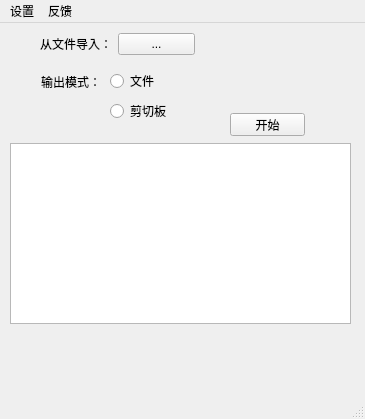
Qt form ui/word_note_generator0.2.ui (HuimingPan/WordsNote_Obsidian) before a commit.
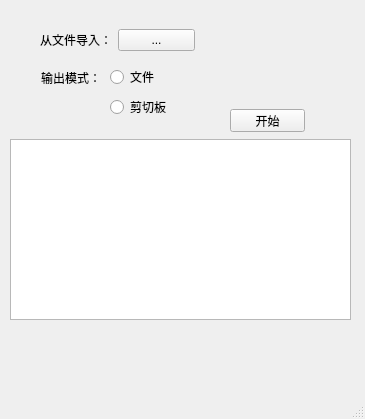
The same form after that commit.

Commit message: Version 0.2 interface and logic implementation

```diff
--- a/ui/word_note_generator0.2.ui
+++ b/ui/word_note_generator0.2.ui
@@ -18,7 +18,7 @@
     <property name="geometry">
      <rect>
       <x>10</x>
-      <y>120</y>
+      <y>139</y>
       <width>341</width>
       <height>181</height>
      </rect>
@@ -28,7 +28,7 @@
     <property name="geometry">
      <rect>
       <x>230</x>
-      <y>90</y>
+      <y>109</y>
       <width>75</width>
       <height>23</height>
      </rect>
@@ -41,7 +41,7 @@
     <property name="geometry">
      <rect>
       <x>110</x>
-      <y>50</y>
+      <y>69</y>
       <width>89</width>
       <height>16</height>
      </rect>
@@ -54,7 +54,7 @@
     <property name="geometry">
      <rect>
       <x>110</x>
-      <y>80</y>
+      <y>99</y>
       <width>89</width>
       <height>16</height>
      </rect>
@@ -63,44 +63,44 @@
      <string>剪切板</string>
     </property>
    </widget>
-   <widget class="QWidget" name="">
+   <widget class="QWidget" name="layoutWidget">
     <property name="geometry">
      <rect>
       <x>0</x>
-      <y>0</y>
+      <y>19</y>
       <width>2</width>
       <height>2</height>
      </rect>
     </property>
     <layout class="QGridLayout" name="gridLayout"/>
    </widget>
-   <widget class="QWidget" name="">
+   <widget class="QWidget" name="layoutWidget">
     <property name="geometry">
      <rect>
       <x>0</x>
-      <y>0</y>
+      <y>19</y>
       <width>2</width>
       <height>2</height>
      </rect>
     </property>
     <layout class="QFormLayout" name="formLayout"/>
    </widget>
-   <widget class="QWidget" name="">
+   <widget class="QWidget" name="layoutWidget">
     <property name="geometry">
      <rect>
       <x>0</x>
-      <y>0</y>
+      <y>19</y>
       <width>2</width>
       <height>2</height>
      </rect>
     </property>
     <layout class="QFormLayout" name="formLayout_2"/>
    </widget>
-   <widget class="QWidget" name="">
+   <widget class="QWidget" name="layoutWidget">
     <property name="geometry">
      <rect>
       <x>40</x>
-      <y>10</y>
+      <y>29</y>
       <width>155</width>
       <height>25</height>
      </rect>
@@ -126,7 +126,7 @@
     <property name="geometry">
      <rect>
       <x>41</x>
-      <y>51</y>
+      <y>70</y>
       <width>60</width>
       <height>16</height>
      </rect>
@@ -136,28 +136,6 @@
     </property>
    </widget>
   </widget>
-  <widget class="QMenuBar" name="menubar">
-   <property name="geometry">
-    <rect>
-     <x>0</x>
-     <y>0</y>
-     <width>365</width>
-     <height>23</height>
-    </rect>
-   </property>
-   <widget class="QMenu" name="menu">
-    <property name="title">
-     <string>设置</string>
-    </property>
-   </widget>
-   <widget class="QMenu" name="menu_2">
-    <property name="title">
-     <string>反馈</string>
-    </property>
-   </widget>
-   <addaction name="menu"/>
-   <addaction name="menu_2"/>
-  </widget>
   <widget class="QStatusBar" name="statusbar"/>
  </widget>
  <resources/>
```
Left out of the diff: 11 changed lines with no effect on the pictures. The commit also changes 2 other files.
